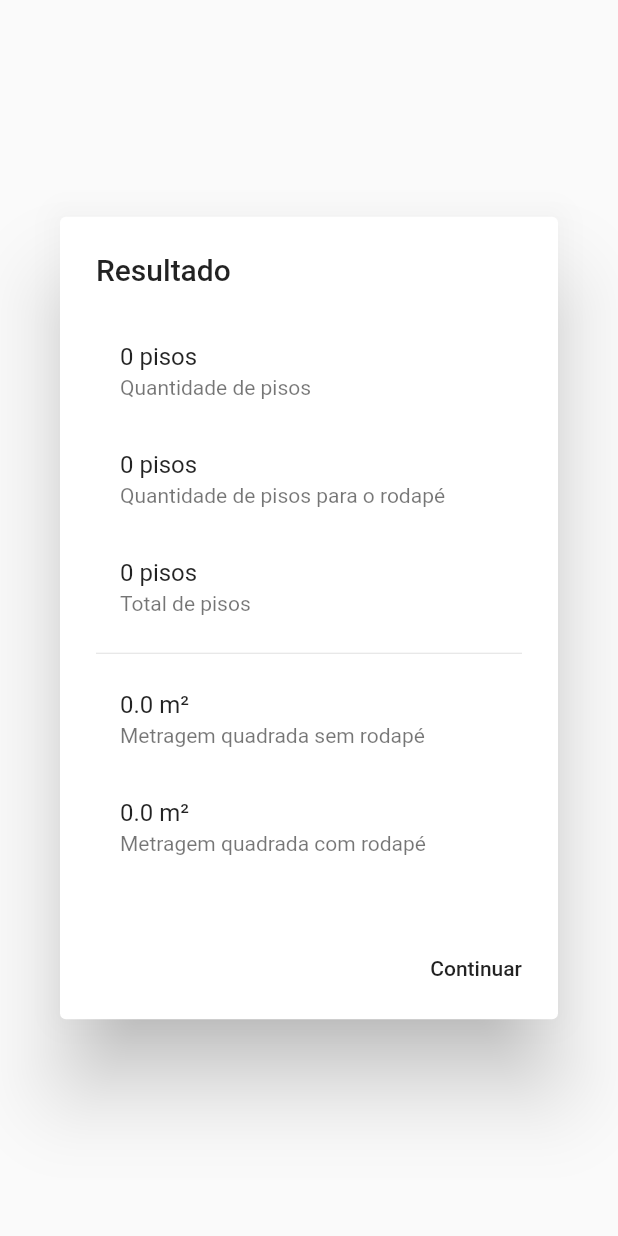
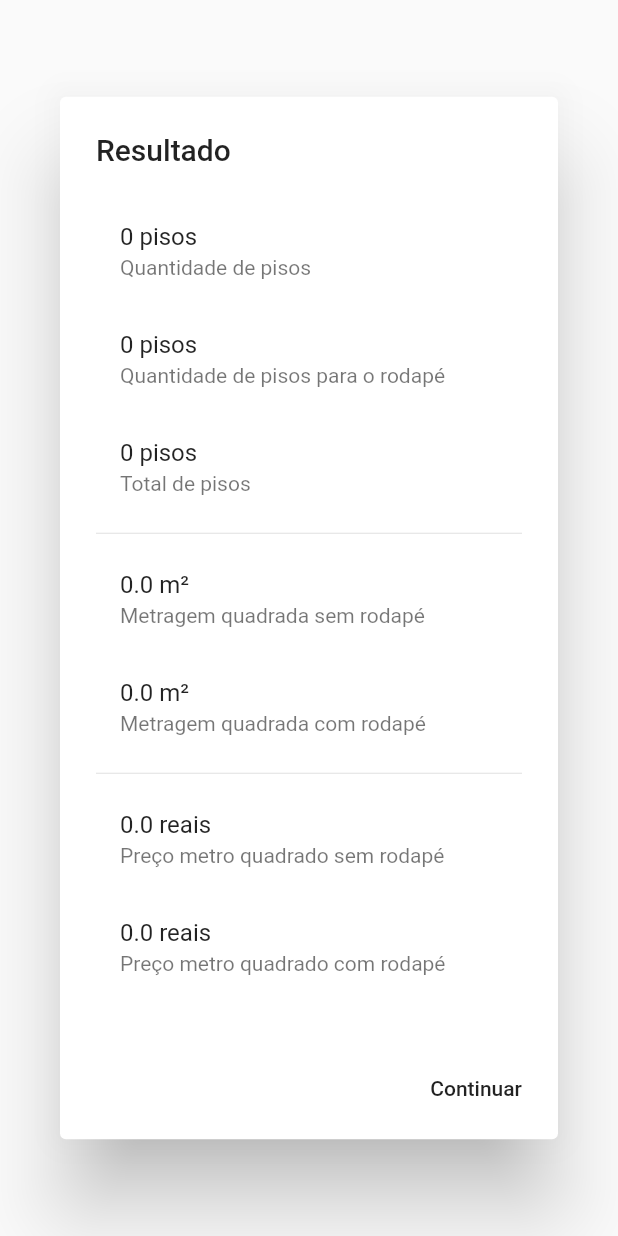
Before and after one commit to lgmbx/floor_calculator, a Flutter app: the ResultDialog widget shown alone on an empty page, opened directly with empty values, on a phone screen of 412 x 824 dp. Run offline on Flutter 3.47's test engine with Material 2 defaults, Android fonts, the phone set to English and light mode, and no system bars.

Commit message:
desafio-2-3-4

```diff
--- a/lib/dialogs/result_dialog.dart
+++ b/lib/dialogs/result_dialog.dart
@@ -9,7 +9,8 @@ class ResultDialog extends StatelessWidget {
   Widget build(BuildContext context) {
     return AlertDialog(
       title: Text('Resultado'),
-      content: Wrap(
+      content: SingleChildScrollView(
+        child: Wrap(
           children: [
             ListTile(
               title: Text('${result.amountPieces} pisos'),
@@ -32,7 +33,17 @@ class ResultDialog extends StatelessWidget {
               title: Text('${result.areaWithFooter} m²'),
               subtitle: Text('Metragem quadrada com rodapé'),
             ),
+            Divider(),
+            ListTile(
+              title: Text('${result.priceWithoutFooter} reais'),
+              subtitle: Text('Preço metro quadrado sem rodapé'),
+            ),
+            ListTile(
+              title: Text('${result.priceWithFooter} reais'),
+              subtitle: Text('Preço metro quadrado com rodapé'),
+            ),
           ],
+        ),
       ),
       actions: [
         FlatButton(
--- a/lib/main.dart
+++ b/lib/main.dart
@@ -12,7 +12,7 @@ class MyApp extends StatelessWidget {
       title: 'Floor Calculator',
       debugShowCheckedModeBanner: false,
       theme: ThemeData(
-        primarySwatch: Colors.blueGrey,
+        primarySwatch: Colors.deepPurple,
         buttonTheme: ButtonThemeData(
           height: 52,
           textTheme: ButtonTextTheme.normal,
--- a/lib/models/result_model.dart
+++ b/lib/models/result_model.dart
@@ -2,11 +2,13 @@ class ResultModel {
   double areaFloor;
   int piecesByWidth;
   int piecesByLenght;
+  double floorPrice;
 
   ResultModel({
     this.areaFloor,
     this.piecesByWidth,
     this.piecesByLenght,
+    this.floorPrice,
   });
 
   get amountPieces => piecesByWidth * piecesByLenght;
@@ -14,4 +16,6 @@ class ResultModel {
   get amountPiecesAndFooter => amountPieces + amountFooter;
   get areaWithoutFooter => amountPieces * areaFloor;
   get areaWithFooter => amountPiecesAndFooter * areaFloor;
+  get priceWithoutFooter => floorPrice * areaWithoutFooter;
+  get priceWithFooter => floorPrice * areaWithFooter;
 }
```
Also changed, not shown: lib/controllers/calculator_controller.dart (+6 -1 lines), lib/helpers/validator_helper.dart (+7 -1 lines), lib/pages/calculator_page.dart (+19 -4 lines). Lines whose indentation alone changed are shown as unchanged.
